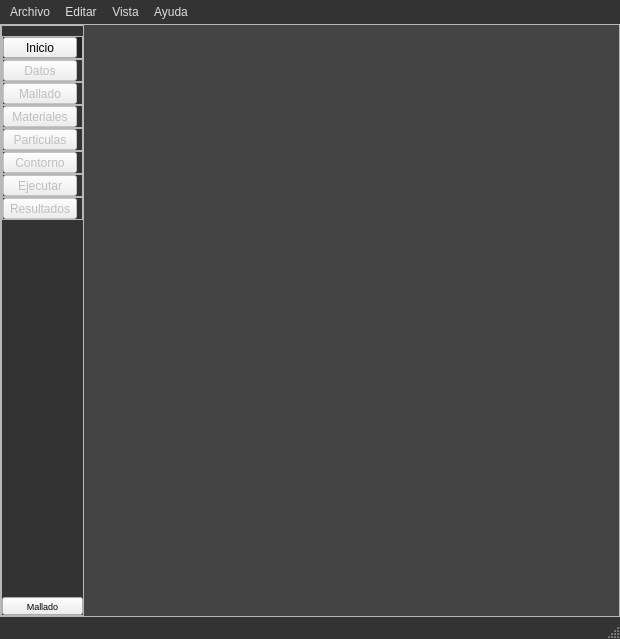
edwinar13/MPM-UN, file app/ui/main_window.ui: the form before one commit.
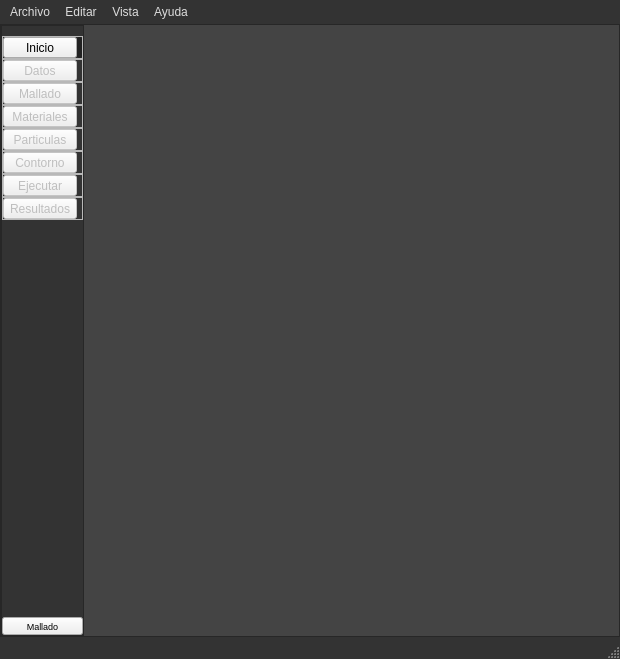
The form after the commit. Icons and pictures are not drawn.

What changed in the file:
```diff
--- a/app/ui/main_window.ui
+++ b/app/ui/main_window.ui
@@ -10,7 +10,7 @@
     <x>0</x>
     <y>0</y>
     <width>620</width>
-    <height>639</height>
+    <height>659</height>
    </rect>
   </property>
   <property name="windowTitle">
@@ -48,7 +48,7 @@
 
 /****************************************************************************************************************************************************/
 
-
+QFrame#frame,
 QMainWindow#MainWindow{
 background: #333333;
 }
@@ -122,6 +122,9 @@
 border: none;
 padding: 8px 0px;
 }
+QFrame#frame_menuLeft{
+background: #333333;
+}
 
 QFrame#frame_home{
 background: #222222;
@@ -1196,7 +1199,7 @@
               <family>Ubuntu</family>
               <pointsize>7</pointsize>
               <italic>false</italic>
-              <bold>false</bold>
+              <fontweight>Medium</fontweight>
              </font>
             </property>
             <property name="text">
```
Left out of the diff: 118 changed lines with no effect on the pictures.
